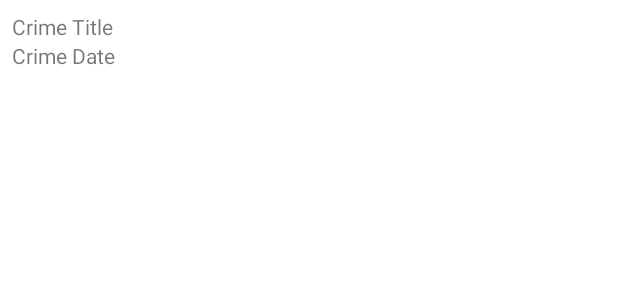
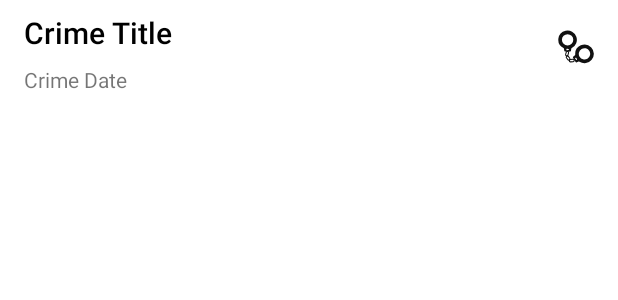
Before and after one commit to eschencpp/criminalIntent, an Android app: the layout list_item_crime.xml on its own in the app's theme, with its tools: preview values and no code run, on a phone screen of 412 x 824 dp. Shown: the top 300 px of the screen. Run offline under Robolectric (Android 15) with nearby library versions, the phone set to English and light mode, and no system bars.

Commit message:
Chapter 10 Constraint Layout

```diff
--- a/app/src/main/java/com/example/criminalintent/CrimeListAdapter.kt
+++ b/app/src/main/java/com/example/criminalintent/CrimeListAdapter.kt
@@ -2,6 +2,7 @@ package com.example.criminalintent
 
 import android.app.LauncherActivity
 import android.view.LayoutInflater
+import android.view.View
 import android.view.ViewGroup
 import android.view.ViewParent
 import android.widget.Toast
@@ -15,12 +16,17 @@ class CrimeHolder(
         binding.crimeTitle.text = crime.title
         binding.crimeDate.text = crime.date.toString()
 
-        binding.root.setOnClickListener{
+        binding.root.setOnClickListener {
             Toast.makeText(
                 binding.root.context,
                 "${crime.title} clicked!",
                 Toast.LENGTH_SHORT
             ).show()
+        }
+        binding.crimeSolved.visibility = if (crime.isSolved) {
+            View.VISIBLE
+        } else {
+            View.GONE
         }
     }
 }
--- /dev/null
+++ b/app/src/main/res/drawable/ic_solved.xml
@@ -0,0 +1,21 @@
+<vector xmlns:android="http://schemas.android.com/apk/res/android"
+    android:width="24dp"
+    android:height="24dp"
+    android:viewportWidth="24"
+    android:viewportHeight="24">
+  <path
+      android:pathData="M5.07,1.11A6.19,6.19 0,0 0,3.65 12.7a0.57,0.57 0,0 1,0.32 0.44l0.19,1.25a0.62,0.62 0,0 0,0.61 0.63,16.41 16.41,0 0,0 3.29,0 0.62,0.62 0,0 0,0.61 -0.63l0.18,-1.23a0.61,0.61 0,0 1,0.35 -0.47A6.2,6.2 0,0 0,5.07 1.11ZM7,14H6.51a0.49,0.49 0,0 1,-0.38 0.19,0.51 0.51,0 1,1 0.38,-0.83H7a0.33,0.33 0,0 1,0.32 0.32A0.32,0.32 0,0 1,7 14ZM6.4,11a3.79,3.79 0,1 1,3.79 -3.79A3.79,3.79 0,0 1,6.4 11Z"
+      android:fillColor="#111"/>
+  <path
+      android:pathData="M5.66,18.2l-0.21,-0.07a1,1 0,0 1,-0.69 -1.27l0.44,-1.5a1,1 0,0 1,1.27 -0.69l0.21,0.06A1,1 0,0 1,7.38 16l-0.44,1.5A1,1 0,0 1,5.66 18.2ZM6.27,15.33a0.33,0.33 0,0 0,-0.41 0.23l-0.44,1.5a0.33,0.33 0,0 0,0.22 0.41l0.22,0.06a0.33,0.33 0,0 0,0.41 -0.22l0.44,-1.5a0.33,0.33 0,0 0,-0.22 -0.41Z"
+      android:fillColor="#111"/>
+  <path
+      android:pathData="M7.9,20.72l-0.17,0.13a1,1 0,0 1,-1.44 -0.2L5.35,19.4A1,1 0,0 1,5.55 18l0.18,-0.14a1,1 0,0 1,1.43 0.2l0.94,1.25A1,1 0,0 1,7.9 20.72ZM6,18.52A0.34,0.34 0,0 0,5.9 19l0.94,1.24a0.34,0.34 0,0 0,0.47 0.07l0.18,-0.14a0.33,0.33 0,0 0,0.06 -0.46l-0.94,-1.25a0.33,0.33 0,0 0,-0.47 -0.06Z"
+      android:fillColor="#111"/>
+  <path
+      android:pathData="M11.12,20.79l0,0.22a1.07,1.07 0,0 1,-1 1.11l-1.7,0.14a1.08,1.08 0,0 1,-1.2 -0.93l0,-0.23a1.08,1.08 0,0 1,1 -1.11l1.71,-0.13A1.06,1.06 0,0 1,11.12 20.79ZM8,21.27a0.36,0.36 0,0 0,0.39 0.3l1.7,-0.14a0.36,0.36 0,0 0,0.34 -0.36l0,-0.22a0.35,0.35 0,0 0,-0.39 -0.3l-1.7,0.13A0.34,0.34 0,0 0,8 21Z"
+      android:fillColor="#111"/>
+  <path
+      android:pathData="M22.19,12.33A6.19,6.19 0,0 0,11.5 17a0.61,0.61 0,0 1,-0.21 0.51l-1,0.79a0.62,0.62 0,0 0,-0.24 0.84A16.5,16.5 0,0 0,11.75 22a0.61,0.61 0,0 0,0.85 0.2l1.15,-0.47a0.63,0.63 0,0 1,0.58 0.06,6.19 6.19,0 0,0 7.86,-9.45ZM12.13,20.55l-0.26,-0.43a0.49,0.49 0,0 1,-0.35 -0.23,0.51 0.51,0 0,1 0.17,-0.69 0.51,0.51 0,0 1,0.69 0.18,0.48 0.48,0 0,1 0,0.42l0.26,0.43a0.32,0.32 0,0 1,-0.12 0.44A0.31,0.31 0,0 1,12.13 20.55ZM14.4,18.5a3.79,3.79 0,1 1,5.19 1.33A3.79,3.79 0,0 1,14.4 18.5Z"
+      android:fillColor="#111"/>
+</vector>
--- a/app/src/main/res/layout/list_item_crime.xml
+++ b/app/src/main/res/layout/list_item_crime.xml
@@ -1,19 +1,46 @@
 <?xml version="1.0" encoding="utf-8"?>
-<LinearLayout xmlns:android="http://schemas.android.com/apk/res/android"
-    android:orientation="vertical"
+<androidx.constraintlayout.widget.ConstraintLayout xmlns:android="http://schemas.android.com/apk/res/android"
+    xmlns:app="http://schemas.android.com/apk/res-auto"
+    xmlns:tools="http://schemas.android.com/tools"
+    android:id="@+id/linearLayout"
     android:layout_width="match_parent"
-    android:layout_height="wrap_content"
-    android:padding="8dp">
+    android:layout_height="wrap_content">
 
     <TextView
         android:id="@+id/crime_title"
-        android:layout_width="match_parent"
+        android:layout_width="0dp"
         android:layout_height="wrap_content"
-        android:text="Crime Title"/>
+        android:layout_marginStart="16dp"
+        android:layout_marginTop="8dp"
+        android:layout_marginEnd="16dp"
+        android:text="Crime Title"
+        android:textAppearance="@style/TextAppearance.AppCompat.Body2"
+        android:textColor="#000000"
+        android:textSize="20sp"
+        app:layout_constraintEnd_toStartOf="@+id/crime_solved"
+        app:layout_constraintStart_toStartOf="parent"
+        app:layout_constraintTop_toTopOf="parent"
+        app:layout_constraintVertical_chainStyle="packed" />
 
     <TextView
         android:id="@+id/crime_date"
-        android:layout_width="match_parent"
+        android:layout_width="0dp"
         android:layout_height="wrap_content"
-        android:text="Crime Date"/>
-</LinearLayout>
+        android:layout_marginStart="16dp"
+        android:layout_marginTop="8dp"
+        android:layout_marginEnd="8dp"
+        android:text="Crime Date"
+        app:layout_constraintEnd_toStartOf="@+id/crime_solved"
+        app:layout_constraintStart_toStartOf="parent"
+        app:layout_constraintTop_toBottomOf="@+id/crime_title" />
+
+    <ImageView
+        android:id="@+id/crime_solved"
+        android:layout_width="wrap_content"
+        android:layout_height="wrap_content"
+        android:layout_marginEnd="16dp"
+        app:layout_constraintBottom_toBottomOf="parent"
+        app:layout_constraintEnd_toEndOf="parent"
+        app:layout_constraintTop_toTopOf="parent"
+        app:srcCompat="@drawable/ic_solved" />
+</androidx.constraintlayout.widget.ConstraintLayout>
```
